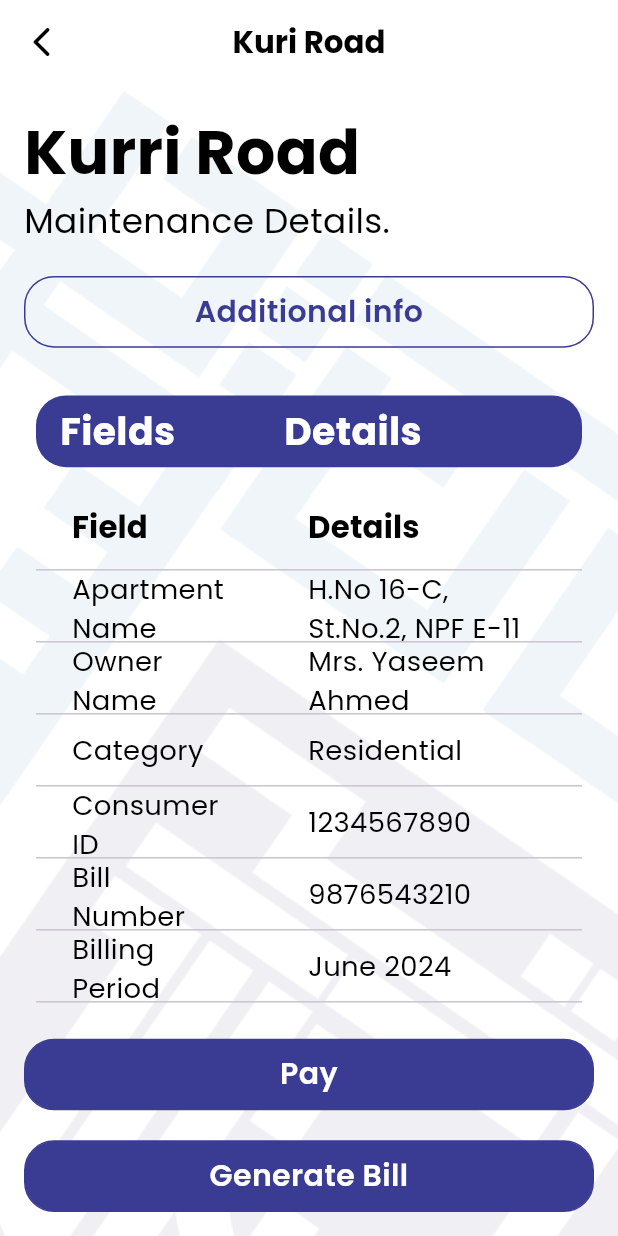
After one commit to ehsanyaqoob/PHA-Maintenance-App, a Flutter app: the MaintenanceDetailsView screen opened directly, after a tap on "Additional info", on a phone screen of 412 x 824 dp. The commit adds this screen. Run offline on Flutter 3.47's test engine with Material 3 defaults, Android fonts, the light colour scheme and no system bars; our stand-ins replace firebase_auth, flutter_screenutil, flutter_spinkit, get, google_fonts, image_picker and 2 more; accounts and stored records are empty.

Commit message:
last views are completed

```diff
--- a/lib/Generic_Widgets/Widgets/App_Bar_Widget.dart
+++ b/lib/Generic_Widgets/Widgets/App_Bar_Widget.dart
@@ -65,7 +65,7 @@ class CustomAppBar extends StatelessWidget implements PreferredSizeWidget {
           ? Text(
               title!,
               style: titleStyle ??
-                  GoogleFonts.balsamiqSans(
+                  GoogleFonts.poppins(
                     color: titleColor ?? AppColors.appBlack,
                     fontWeight: FontWeight.bold,
                     fontSize: 18.sp,
--- a/lib/Generic_Widgets/Widgets/pha_button.dart
+++ b/lib/Generic_Widgets/Widgets/pha_button.dart
@@ -41,10 +41,10 @@ class PHAButton extends StatelessWidget {
             boxShadow: shadow
                 ? [
                     BoxShadow(
-                      color: AppColors.AppPrimary.withOpacity(0.85),
-                      spreadRadius: 2,
-                      blurRadius: 5,
-                      offset: Offset(0, 3),
+                      color: AppColors.AppSecondary.withOpacity(0.85),
+                      spreadRadius: 10,
+                      blurRadius: 10,
+                      offset: Offset(4, 4),
                     ),
                   ]
                 : [],
--- /dev/null
+++ b/lib/Shared/Controllers.dart/maintannace_bill_controller.dart
@@ -0,0 +1,23 @@
+
+import 'package:get/get.dart';
+import 'package:pharesidence/exports/exports.dart';
+class MaintenanceDetailsController extends GetxController {
+  // Sample data for the table
+  var apartmentName = "H.No 16-C, St.No.2, NPF E-11".obs;
+  var ownerName = "Mrs.Yaseem Ahmed".obs;
+  var category = "Residential".obs;
+  var consumerId = "123456789".obs;
+  var billNumber = "987654321".obs;
+  var billingPeriod = "June 2024".obs;
+  var issueDate = "01-July-2024".obs;
+  var dueDate = "08-July-2024".obs;
+
+
+   // Reactive boolean to manage expanded state
+  var isExpanded = false.obs;
+
+  // Method to toggle the expanded state
+  void toggleInfo() {
+    isExpanded.value = !isExpanded.value;
+  }
+}
--- a/lib/features/Views/Splash_view/splash_controller.dart
+++ b/lib/Shared/Controllers.dart/splash_controller.dart
@@ -1,5 +1,7 @@
 import 'package:get/get.dart';
 import 'package:pharesidence/features/Views/Splash_view/get_start_view.dart';
+
+import '../../features/Views/Bills_Preview_Views/bills_preview.dart';
 
 class SplashController extends GetxController {
   var showPhaText = false.obs;
@@ -34,6 +36,6 @@ class SplashController extends GetxController {
 
   void navigateToNextScreen() {
     // Navigate to your next screen after splash animation ends
-    Get.to(GetStartView());
+    Get.to(());
   }
 }
--- a/lib/exports/exports.dart
+++ b/lib/exports/exports.dart
@@ -6,7 +6,7 @@ export 'package:pharesidence/Colors/colors.dart';
 /////
 export 'package:get/get_core/src/get_main.dart';
 export 'package:get/get_instance/get_instance.dart';
-export  'package:pharesidence/features/Views/Splash_view/splash_controller.dart';
+export  'package:pharesidence/Shared/Controllers.dart/splash_controller.dart';
 export 'package:pharesidence/features/Views/Splash_view/splashview.dart';
 
 export 'package:get/get_state_manager/src/rx_flutter/rx_obx_widget.dart';
--- /dev/null
+++ b/lib/features/Views/Bills_Preview_Views/bills_preview.dart
@@ -0,0 +1,157 @@
+import 'package:flutter/material.dart';
+import 'package:get/get.dart';
+import 'package:pharesidence/Generic_Widgets/Widgets/pha_text.dart';
+import 'package:pharesidence/exports/exports.dart';
+import '../../../Shared/Controllers.dart/maintannace_bill_controller.dart';
+
+class MaintenanceDetailsView extends StatelessWidget {
+  final MaintenanceDetailsController controller = Get.put(MaintenanceDetailsController());
+
+  @override
+  Widget build(BuildContext context) {
+    return Scaffold(
+      backgroundColor: AppColors.AppSecondary,
+      appBar: CustomAppBar(
+        title: 'Kuri Road',
+        centerTitle: true,
+      ),
+      body: Stack(
+        children: [
+          // Background Logo
+          Positioned.fill(
+            child: Image.asset(
+              'assets/png/back.png',
+              fit: BoxFit.cover,
+            ),
+          ),
+          Padding(
+            padding: const EdgeInsets.symmetric(horizontal: 16.0, vertical: 16.0),
+            child: Column(
+              crossAxisAlignment: CrossAxisAlignment.start,
+              children: [
+                PHAText(
+                  text: "Kurri Road",
+                  fontSize: 36.sp,
+                  fontWeight: FontWeight.bold,
+                ),
+                PHAText(
+                  text: "Maintenance Details.",
+                  fontSize: 20.sp,
+                ),
+
+                Expanded(
+                  child: SingleChildScrollView(
+                    child: Obx(() => Column(
+                      children: [
+                        PHAButton(
+                          title: 'Additional info',
+                          fillColor: false,
+                          topMargin: 20.0,
+                          onTap: () {
+                            controller.toggleInfo(); // Toggle the expansion state
+                          },
+                        ),
+                        if (controller.isExpanded.value) ...[
+                          SizedBox(height: 20.h),
+                          Padding(
+                            padding: const EdgeInsets.all(8.0),
+                            child: Column(
+                              crossAxisAlignment: CrossAxisAlignment.start,
+                              children: [
+                                Container(
+                                  height: 40.h,
+                                  width: double.infinity,
+                                  decoration: BoxDecoration(
+                                    color: AppColors.AppPrimary,
+                                    borderRadius: BorderRadius.circular(20),
+                                  ),
+                                  child: Padding(
+                                    padding: const EdgeInsets.symmetric(horizontal: 16),
+                                    child: Row(
+                                      mainAxisAlignment: MainAxisAlignment.spaceBetween,
+                                      children: [
+                                        PHAText(
+                                          color: AppColors.AppSecondary,
+                                          text: 'Fields             Details',
+                                          fontSize: 22.sp,
+                                          fontWeight: FontWeight.bold,
+                                        ),
+                                      ],
+                                    ),
+                                  ),
+                                ),
+                                SizedBox(height: 10.h),
+                                DataTable(
+                                  columns: [
+                                    DataColumn(label: PHAText(text: 'Field', fontWeight: FontWeight.bold, fontSize: 18.sp)),
+                                    DataColumn(label: PHAText(text: 'Details', fontWeight: FontWeight.bold, fontSize: 18.sp)),
+                                  ],
+                                  rows: [
+                                    DataRow(cells: [
+                                      DataCell(PHAText(text: 'Apartment Name', fontSize: 16.sp)),
+                                      DataCell(PHAText(text: 'H.No 16-C, St.No.2, NPF E-11', fontSize: 16.sp)),
+                                    ]),
+                                    DataRow(cells: [
+                                      DataCell(PHAText(text: 'Owner Name', fontSize: 16.sp)),
+                                      DataCell(PHAText(text: 'Mrs. Yaseem Ahmed', fontSize: 16.sp)),
+                                    ]),
+                                    DataRow(cells: [
+                                      DataCell(PHAText(text: 'Category', fontSize: 16.sp)),
+                                      DataCell(PHAText(text: 'Residential', fontSize: 16.sp)),
+                                    ]),
+                                    DataRow(cells: [
+                                      DataCell(PHAText(text: 'Consumer ID', fontSize: 16.sp)),
+                                      DataCell(PHAText(text: '1234567890', fontSize: 16.sp)),
+                                    ]),
+                                    DataRow(cells: [
+                                      DataCell(PHAText(text: 'Bill Number', fontSize: 16.sp)),
+                                      DataCell(PHAText(text: '9876543210', fontSize: 16.sp)),
+                                    ]),
+                                    DataRow(cells: [
+                                      DataCell(PHAText(text: 'Billing Period', fontSize: 16.sp)),
+                                      DataCell(PHAText(text: 'June 2024', fontSize: 16.sp)),
+                                    ]),
+                                    DataRow(cells: [
+                                      DataCell(PHAText(text: 'Issue Date', fontSize: 16.sp)),
+                                      DataCell(PHAText(text: '01-June-2024', fontSize: 16.sp)),
+                                    ]),
+                                    DataRow(cells: [
+                                      DataCell(PHAText(text: 'Due Date', fontSize: 16.sp)),
+                                      DataCell(PHAText(text: '08-July-2024', fontSize: 16.sp)),
+                                    ]),
+                                  ],
+                                ),
+                              ],
+                            ),
+                          ),
+                        ],
+                      ],
+                    )),
+                  ),
+                ),
+
+                PHAButton(
+                  title: 'Pay',
+                  fillColor: true,
+                  topMargin: 20.0,
+                  onTap: () {
+                    // Add functionality for pay
+                  },
+                ),
+
+                PHAButton(
+                  title: 'Generate Bill',
+                  fillColor: true,
+                  topMargin: 20.0,
+                  onTap: () {
+                    // Add functionality for generating bill
+                  },
+                ),
+              ],
+            ),
+          ),
+        ],
+      ),
+    );
+  }
+}
--- a/lib/features/Views/signin_view.dart/signin_view.dart
+++ b/lib/features/Views/signin_view.dart/signin_view.dart
@@ -3,7 +3,7 @@ import 'package:get/get.dart';
 import 'package:pharesidence/Generic_Widgets/Widgets/pha_text.dart';
 import 'package:pharesidence/exports/exports.dart';
 import 'package:pharesidence/features/Views/signup_view.dart/signup_view.dart';
-import 'package:pharesidence/features/Views/signin_view.dart/signin_controller.dart';
+import 'package:pharesidence/Shared/Controllers.dart/signin_controller.dart';
 
 class SignInView extends StatefulWidget {
   const SignInView({super.key});
```
Also changed, not shown: lib/Shared/Controllers.dart/sign_up_controller.dart (renamed from lib/features/Views/signup_view.dart/sign_up_controller.dart), lib/Shared/Controllers.dart/signin_controller.dart (renamed from lib/features/Views/signin_view.dart/signin_controller.dart), lib/features/Views/GenerateBill/generate_bill_preview.dart (added). Lines whose indentation alone changed are shown as unchanged.
